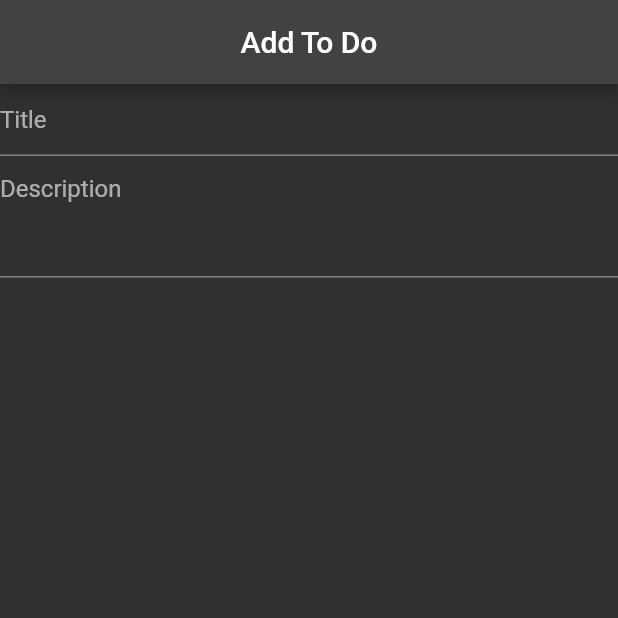
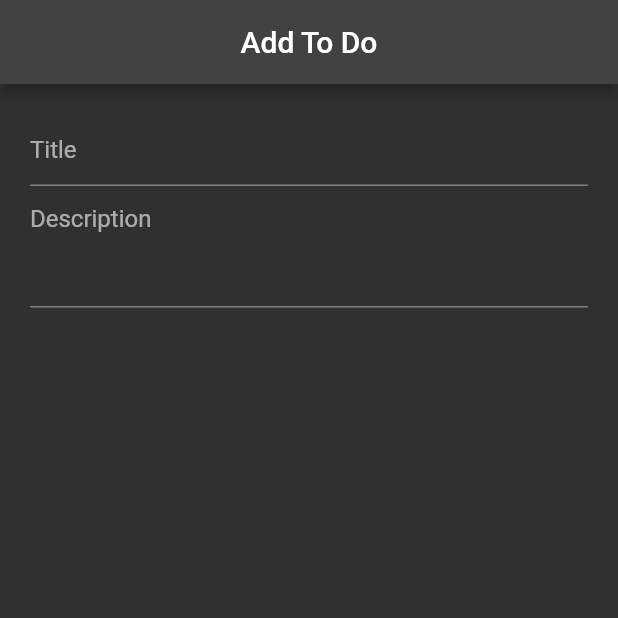
Before and after one commit to HEYKASHIF/ToDo, a Flutter app: the addToDoPage screen opened directly, on a phone screen of 412 x 824 dp, the top half of it. Run offline on Flutter 3.47's test engine with Material 2 defaults, Android fonts, the phone set to English and light mode, and no system bars.

Commit message:
6-may commit3

```diff
--- a/lib/screens/addToDoPage.dart
+++ b/lib/screens/addToDoPage.dart
@@ -21,6 +21,7 @@ class _addToDoPageState extends State<addToDoPage> {
         ),
       ),
       body: ListView(
+        padding: EdgeInsets.all(20),
         children: [
           TextField(
             decoration: InputDecoration(
@@ -31,6 +32,7 @@ class _addToDoPageState extends State<addToDoPage> {
             decoration: InputDecoration(
               hintText: 'Description',
             ),
+            keyboardType: TextInputType.multiline,
             minLines: 3,
             maxLines: 8,
           )
```
